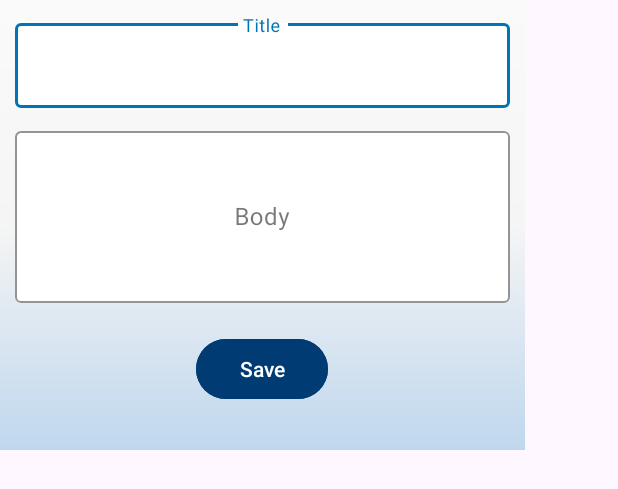
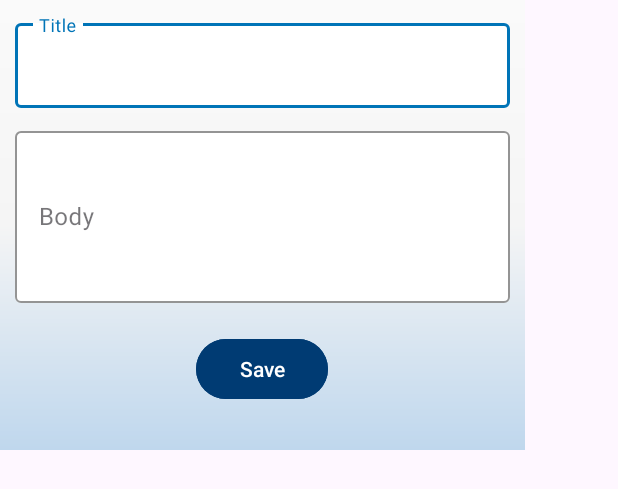
Before and after one commit to amitbarel/HappyPetsApp, an Android app: the layout dialogue_answer.xml on its own in the app's theme, with its tools: preview values and no code run, on a phone screen of 412 x 824 dp. Shown: the top 489 px of the screen. Run offline under Robolectric (Android 15) with nearby library versions, the phone set to English and light mode, and no system bars.

Commit message:
Minor UI changes

```diff
--- a/app/src/main/res/layout/activity_sign_up.xml
+++ b/app/src/main/res/layout/activity_sign_up.xml
@@ -15,7 +15,8 @@
         android:layout_height="wrap_content"
         android:src="@drawable/ic_back_arrow"
         android:contentDescription="Back"
-        android:layout_margin="8dp"
+        android:layout_marginTop="5dp"
+        android:layout_marginStart="5dp"
         android:backgroundTint="@color/app_bg_color"
         android:layout_alignParentStart="true"
         android:layout_alignParentTop="true" />
@@ -25,6 +26,8 @@
         android:layout_width="match_parent"
         android:layout_height="match_parent"
         android:orientation="vertical"
+        android:layout_alignParentTop="true"
+        android:layout_marginTop="30dp"
         android:layout_below="@id/BTN_back"
         android:gravity="center_horizontal">
 
@@ -34,7 +37,6 @@
             android:layout_width="200dp"
             android:layout_height="150dp"
             android:layout_gravity="center"
-            android:layout_marginTop="20dp"
             android:src="@drawable/logo_blue" />
 
 
--- a/app/src/main/res/layout/dialogue_answer.xml
+++ b/app/src/main/res/layout/dialogue_answer.xml
@@ -10,10 +10,10 @@
 
     <com.google.android.material.textfield.TextInputLayout
         android:id="@+id/TIL_title"
+        style="@style/CustomTextInputLayout"
         android:layout_width="match_parent"
         android:layout_height="wrap_content"
-        android:layout_marginBottom="10dp"
-        style="@style/CustomTextInputLayout">
+        android:layout_marginBottom="10dp">
 
         <com.google.android.material.textfield.TextInputEditText
             android:id="@+id/ET_title"
@@ -22,24 +22,22 @@
             android:layout_height="match_parent"
             android:layout_alignParentTop="true"
             android:layout_marginTop="15dp"
-            android:gravity="center"
-            android:hint="Title"/>
+            android:hint="Title" />
     </com.google.android.material.textfield.TextInputLayout>
 
     <com.google.android.material.textfield.TextInputLayout
         android:id="@+id/TIL_body"
+        style="@style/CustomTextInputLayout"
         android:layout_width="match_parent"
         android:layout_height="120dp"
         android:layout_below="@id/TIL_title"
-        android:layout_marginBottom="10dp"
-        style="@style/CustomTextInputLayout">
+        android:layout_marginBottom="10dp">
 
         <com.google.android.material.textfield.TextInputEditText
             android:id="@+id/ET_body"
             style="@style/CustomTextInputEditText"
             android:layout_width="match_parent"
             android:layout_height="match_parent"
-            android:gravity="center"
             android:hint="Body"
             android:inputType="textMultiLine"
             android:maxLines="5"
```
